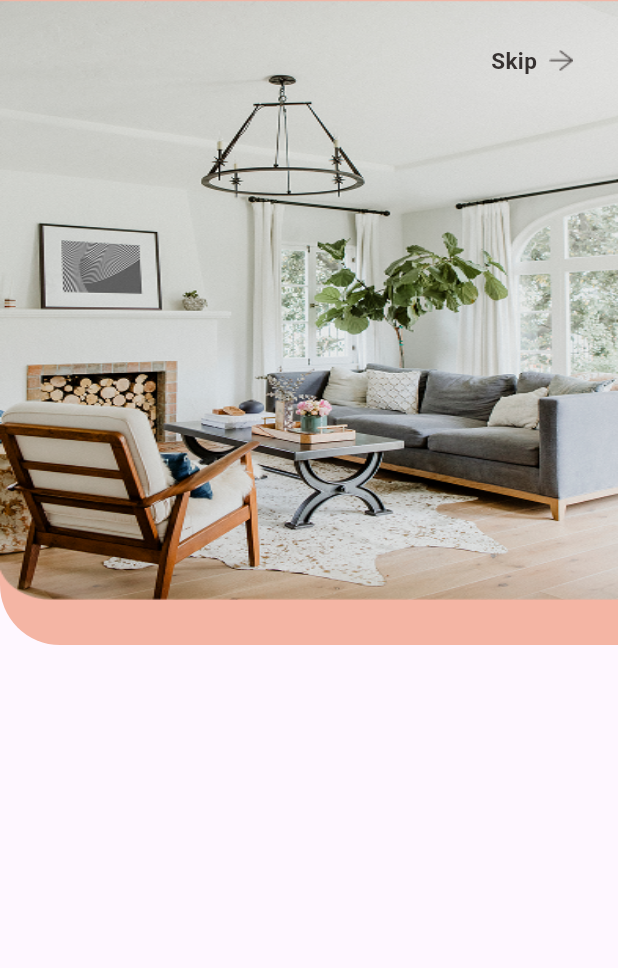
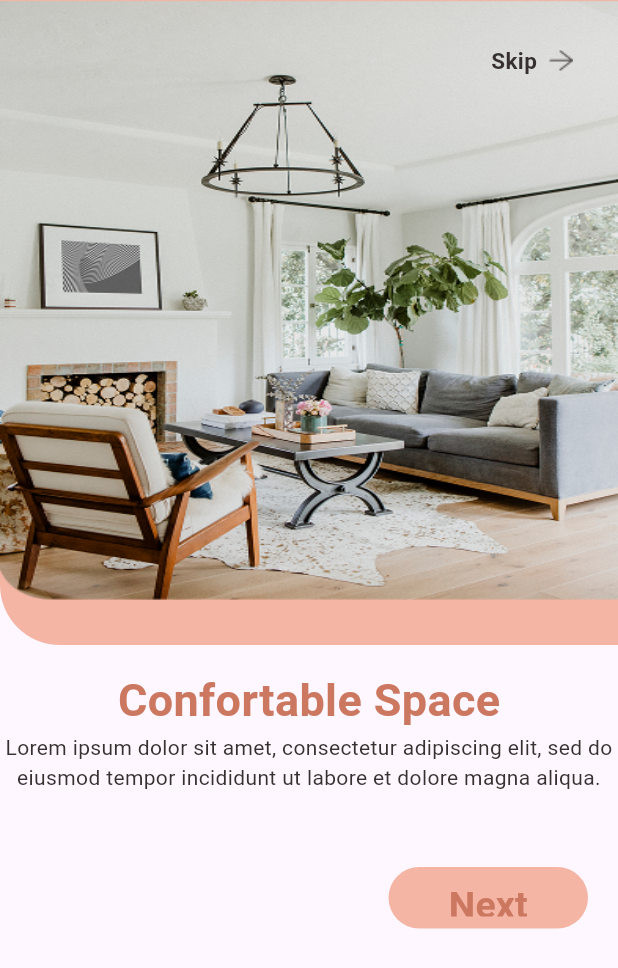
Before and after one commit to alirezafarmani20/home-decor, a Flutter app: the screen it shows after launch, on a phone screen of 412 x 824 dp. Shown: the top 968 px of the screen. Run offline on Flutter 3.47's test engine with Material 3 defaults, Android fonts, the phone set to English and light mode, and no system bars.

Commit message:
createing onboarding page 1

```diff
--- a/lib/screens/onboarding/onboardingA_screen.dart
+++ b/lib/screens/onboarding/onboardingA_screen.dart
@@ -1,5 +1,6 @@
 import 'package:flutter/material.dart';
 import 'package:home_decor_app/core/theme.dart';
+import 'package:home_decor_app/screens/onboarding/onboarding_screen2.dart';
 
 class OnboardingaScreen extends StatefulWidget {
   const OnboardingaScreen({super.key});
@@ -44,7 +45,6 @@ class _OnboardingaScreenState extends State<OnboardingaScreen> {
                     top: 30,
                     right: 30,
                     child: Row(
-
                       children: [
                         Text(
                           "Skip",
@@ -54,15 +54,72 @@ class _OnboardingaScreenState extends State<OnboardingaScreen> {
                             fontWeight: FontWeight.bold,
                           ),
                         ),
-                        SizedBox(width: 8,),
-                        const Image(image: AssetImage("lib/assets/icons/arow.png"))
+                        SizedBox(width: 8),
+                        const Image(
+                          image: AssetImage("lib/assets/icons/arow.png"),
+                        ),
                       ],
                     ),
                   ),
                 ),
               ],
             ),
-            Column(),
+            SizedBox(height: 15),
+            Center(
+              child: Column(
+                children: [
+                  Text(
+                    "Confortable Space",
+                    style: TextStyle(
+                      color: AppTheme.terracotta,
+                      fontSize: 30,
+                      fontWeight: FontWeight.bold,
+                    ),
+                  ),
+                  Text(
+                    "Lorem ipsum dolor sit amet, consectetur adipiscing elit, sed do eiusmod tempor incididunt ut labore et dolore magna aliqua. ",
+                    style: TextStyle(color: AppTheme.black),
+                    softWrap: true,
+                    textAlign: TextAlign.center,
+                  ),
+                  SizedBox(height: 50),
+                  Padding(
+                    padding: EdgeInsets.only(left: 20, right: 20),
+                    child: Row(
+                      mainAxisAlignment: MainAxisAlignment.end,
+                      children: [
+                        // const Image(image: AssetImage("")),
+                        SizedBox(
+                          width: 133,
+                          height: 41,
+                          child: TextButton(
+                            onPressed: () {
+                              Navigator.push(
+                                context,
+                                MaterialPageRoute(
+                                  builder: (context) => OnboardingScreen2(),
+                                ),
+                              );
+                            },
+                            style: TextButton.styleFrom(
+                              backgroundColor: AppTheme.salmon,
+                            ),
+                            child: Text(
+                              "Next",
+                              style: TextStyle(
+                                color: AppTheme.terracotta,
+                                fontSize: 25,
+                                fontWeight: FontWeight.bold,
+                              ),
+                            ),
+                          ),
+                        ),
+                      ],
+                    ),
+                  ),
+                ],
+              ),
+            ),
           ],
         ),
       ),
```
Also changed, not shown: lib/screens/onboarding/onboarding_screen2.dart (added, +22 -0 lines).
